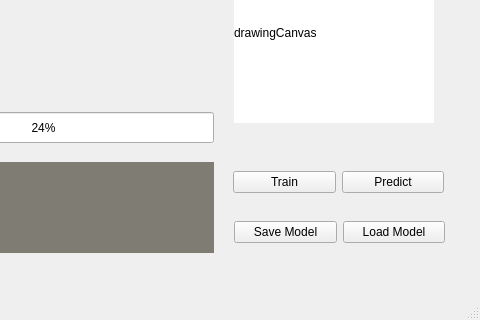
Before: the Qt Designer form mainwindow.ui in AmrEslim/HandwrittenDigitRecognition, drawn with Qt 5; both pictures show x 167 to 647 and y 88 to 408 of the 647 by 408 pixel window.
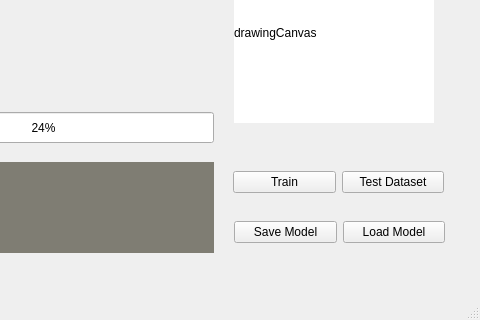
After: the same form once the commit is applied.

What changed in the file:
```diff
--- a/mainwindow.ui
+++ b/mainwindow.ui
@@ -76,7 +76,7 @@
      <item>
       <widget class="QPushButton" name="testButton">
        <property name="text">
-        <string>Predict</string>
+        <string>Test Dataset</string>
        </property>
       </widget>
      </item>
```
